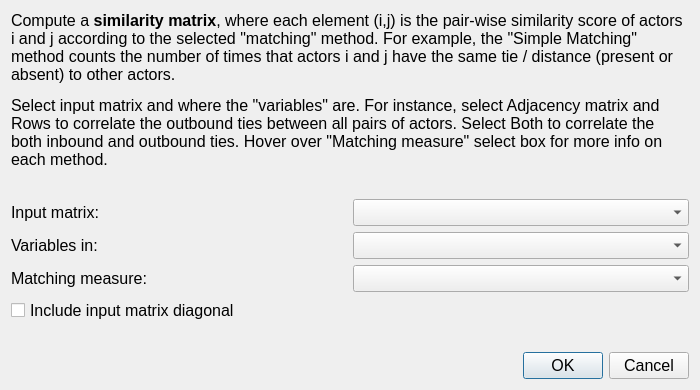
socnetv/app, file src/forms/dialogsimilaritymatches.ui: the form before one commit.
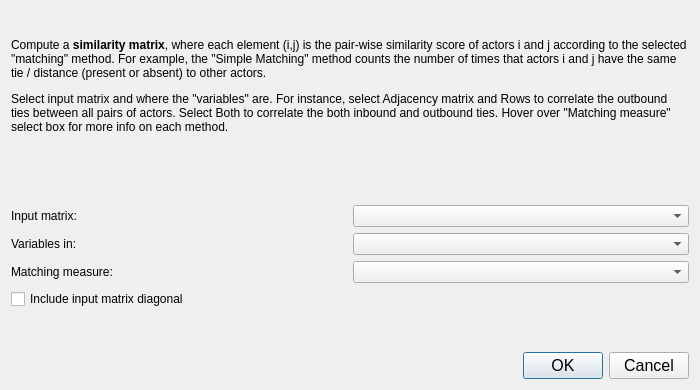
The form after the commit.

Commit message: fixed pointsizes in macos

Diff of the .ui file:
```diff
--- a/src/forms/dialogsimilaritymatches.ui
+++ b/src/forms/dialogsimilaritymatches.ui
@@ -31,11 +31,6 @@
     <height>600</height>
    </size>
   </property>
-  <property name="font">
-   <font>
-    <pointsize>10</pointsize>
-   </font>
-  </property>
   <property name="windowTitle">
    <string>Similarity: Matches</string>
   </property>
@@ -44,11 +39,6 @@
     <layout class="QHBoxLayout" name="horizontalLayout_2">
      <item>
       <widget class="QLabel" name="label_3">
-       <property name="font">
-        <font>
-         <pointsize>12</pointsize>
-        </font>
-       </property>
        <property name="text">
         <string>Variables in:</string>
        </property>
@@ -62,11 +52,6 @@
          <height>0</height>
         </size>
        </property>
-       <property name="font">
-        <font>
-         <pointsize>12</pointsize>
-        </font>
-       </property>
        <property name="focusPolicy">
         <enum>Qt::StrongFocus</enum>
        </property>
@@ -79,11 +64,6 @@
    </item>
    <item row="5" column="0">
     <widget class="QCheckBox" name="diagonalCheckBox">
-     <property name="font">
-      <font>
-       <pointsize>12</pointsize>
-      </font>
-     </property>
      <property name="statusTip">
       <string>Enable to include matrix diagonal in calculations</string>
      </property>
@@ -96,11 +76,6 @@
     <layout class="QHBoxLayout" name="horizontalLayout_3">
      <item>
       <widget class="QLabel" name="label_4">
-       <property name="font">
-        <font>
-         <pointsize>12</pointsize>
-        </font>
-       </property>
        <property name="text">
         <string>Matching measure:</string>
        </property>
@@ -114,11 +89,6 @@
          <height>0</height>
         </size>
        </property>
-       <property name="font">
-        <font>
-         <pointsize>12</pointsize>
-        </font>
-       </property>
        <property name="focusPolicy">
         <enum>Qt::StrongFocus</enum>
        </property>
@@ -143,11 +113,6 @@
        <height>150</height>
       </size>
      </property>
-     <property name="font">
-      <font>
-       <pointsize>12</pointsize>
-      </font>
-     </property>
      <property name="text">
       <string>&lt;html&gt;&lt;head/&gt;&lt;body&gt;&lt;p&gt;Compute a &lt;span style=&quot; font-weight:600;&quot;&gt;similarity matrix&lt;/span&gt;, where each element (i,j) is the pair-wise similarity score of actors i and j according to the selected &amp;quot;matching&amp;quot; method. For example, the &amp;quot;Simple Matching&amp;quot; method counts the number of times that actors i and j have the same tie / distance (present or absent) to other actors. &lt;/p&gt;&lt;p&gt;Select input matrix and where the &amp;quot;variables&amp;quot; are. For instance, select Adjacency matrix and Rows to correlate the outbound ties between all pairs of actors. Select Both to correlate the both inbound and outbound ties. Hover over &amp;quot;Matching measure&amp;quot; select box for more info on each method.&lt;/p&gt;&lt;/body&gt;&lt;/html&gt;</string>
      </property>
@@ -196,11 +161,6 @@
     <layout class="QHBoxLayout" name="horizontalLayout">
      <item>
       <widget class="QLabel" name="label_2">
-       <property name="font">
-        <font>
-         <pointsize>12</pointsize>
-        </font>
-       </property>
        <property name="text">
         <string>Input matrix:</string>
        </property>
@@ -214,11 +174,6 @@
          <height>0</height>
         </size>
        </property>
-       <property name="font">
-        <font>
-         <pointsize>12</pointsize>
-        </font>
-       </property>
        <property name="focusPolicy">
         <enum>Qt::StrongFocus</enum>
        </property>
```
The commit also changes 15 other files.
